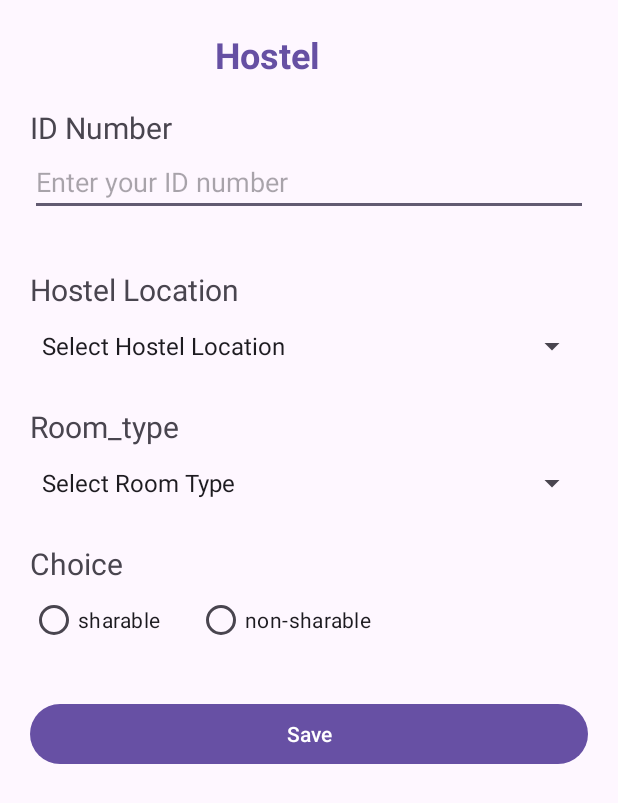
After one commit to ChrisTomno/APT3060_project, an Android app: the HostelActivity screen opened directly, with no data from a screen before it, on a phone screen of 412 x 824 dp. The commit adds this screen. Shown: the top 803 px of the screen. Run offline under Robolectric (Android 15) with nearby library versions, the phone set to English and light mode, and no system bars; our stand-ins replace Firebase (no records; nobody signed in at launch, a user with empty details on screens opened directly).

Commit message:
Initial commit

```diff
--- a/app/src/main/AndroidManifest.xml
+++ b/app/src/main/AndroidManifest.xml
@@ -14,6 +14,8 @@
         <activity
             android:name=".StudentRegistrationActivity"
             android:exported="false" />
+        <activity android:name=".HostelActivity"
+            android:exported="false"/>
         <activity
             android:name=".MainActivity"
             android:exported="true"
--- /dev/null
+++ b/app/src/main/java/com/example/classproject/Hostel.java
@@ -0,0 +1,37 @@
+package com.example.classproject;
+
+public class Hostel {
+
+    private String studentId;
+    private String hostelLocation;
+    private String roomType;
+    private boolean sharable;
+    private long timestamp;
+
+    // Required empty constructor for Firebase
+    public Hostel() { }
+
+    public Hostel(String studentId, String hostelLocation, String roomType,
+                  boolean sharable, long timestamp) {
+        this.studentId = studentId;
+        this.hostelLocation = hostelLocation;
+        this.roomType = roomType;
+        this.sharable = sharable;
+        this.timestamp = timestamp;
+    }
+
+    public String getStudentId() { return studentId; }
+    public void setStudentId(String studentId) { this.studentId = studentId; }
+
+    public String getHostelLocation() { return hostelLocation; }
+    public void setHostelLocation(String hostelLocation) { this.hostelLocation = hostelLocation; }
+
+    public String getRoomType() { return roomType; }
+    public void setRoomType(String roomType) { this.roomType = roomType; }
+
+    public boolean isSharable() { return sharable; }
+    public void setSharable(boolean sharable) { this.sharable = sharable; }
+
+    public long getTimestamp() { return timestamp; }
+    public void setTimestamp(long timestamp) { this.timestamp = timestamp; }
+}
--- /dev/null
+++ b/app/src/main/java/com/example/classproject/HostelActivity.java
@@ -0,0 +1,121 @@
+package com.example.classproject;
+
+import android.os.Bundle;
+import android.widget.ArrayAdapter;
+import android.widget.Button;
+import android.widget.EditText;
+import android.widget.RadioButton;
+import android.widget.RadioGroup;
+import android.widget.Spinner;
+import android.widget.TextView;
+import android.widget.Toast;
+
+import androidx.annotation.NonNull;
+import androidx.appcompat.app.AppCompatActivity;
+
+
+import com.google.firebase.firestore.FirebaseFirestore;
+
+import java.util.HashMap;
+import java.util.Map;
+
+public class HostelActivity extends AppCompatActivity {
+
+    EditText textIDNumber;
+    Spinner spinnerHostelLocation, spinnerRoomType;
+    RadioGroup radioSharable;
+    Button btnSave, btnNext;
+
+    FirebaseFirestore firestore;
+    private Object choice;
+
+
+    @Override
+    protected void onCreate(Bundle savedInstanceState) {
+        super.onCreate(savedInstanceState);
+        setContentView(R.layout.activity_hostel);
+
+
+        textIDNumber = findViewById(R.id.textIDNumber);
+        radioSharable= findViewById(R.id.radioSharable);
+        spinnerHostelLocation = findViewById(R.id.spinnerHostelLocation);
+        spinnerRoomType = findViewById(R.id.spinnerRoomType);
+        firestore =FirebaseFirestore.getInstance();
+        btnSave=findViewById(R.id.btnSaveHostel);
+
+        String[] hostellocation = {
+                "Select Hostel Location",
+                "On Campus",
+                "Off Campus",
+        };
+
+
+        String[] roomtype = {
+                "Select Room Type",
+                "Bedsitter",
+                "One-bedroom",
+                "Studio",
+        };
+
+
+        ArrayAdapter<String> hostellocationAdapter =
+                new ArrayAdapter<>(this,
+                        android.R.layout.simple_spinner_item, hostellocation);
+
+        hostellocationAdapter.setDropDownViewResource(
+                android.R.layout.simple_spinner_dropdown_item);
+
+        spinnerHostelLocation.setAdapter(hostellocationAdapter);
+
+        ArrayAdapter<String> roomtypeAdapter =
+                new ArrayAdapter<>(this,
+                        android.R.layout.simple_spinner_item, roomtype);
+
+        roomtypeAdapter.setDropDownViewResource(
+                android.R.layout.simple_spinner_dropdown_item);
+
+        spinnerRoomType.setAdapter(roomtypeAdapter);
+
+
+        btnSave.setOnClickListener(v -> {
+
+            String idNumber = textIDNumber.getText().toString().trim();
+
+
+            int selectedSharableId = radioSharable.getCheckedRadioButtonId();
+
+            RadioButton selectedRadioButton = findViewById(selectedSharableId);
+            String choice = selectedRadioButton.getText().toString();
+
+            String location = spinnerHostelLocation.getSelectedItem().toString();
+            String type = spinnerRoomType.getSelectedItem().toString();
+
+            Map<String, Object> student = new HashMap<>();
+
+            student.put("idNumber", idNumber);;
+            student.put("choice", choice);
+            student.put("hostel location", location);
+            student.put("roomtype", type);
+
+            btnSave.setEnabled(false);
+
+            firestore.collection("Hostel")
+                    .add(student)
+                    .addOnSuccessListener(documentReference -> {
+
+                        Toast.makeText(this,
+                                "Hostel details saved successfully!",
+                                Toast.LENGTH_LONG).show();
+                    })
+                    .addOnFailureListener(error -> {
+
+                        btnSave.setEnabled(true);
+
+                        Toast.makeText(this,
+                                "Saving failed: " + error.getMessage(),
+                                Toast.LENGTH_LONG).show();
+
+                    });
+        });
+    }
+}
--- a/app/src/main/java/com/example/classproject/MainActivity.java
+++ b/app/src/main/java/com/example/classproject/MainActivity.java
@@ -2,6 +2,7 @@ package com.example.classproject;
 
 import android.content.Intent;
 import android.os.Bundle;
+import android.view.View;
 import android.widget.Button;
 
 import androidx.appcompat.app.AppCompatActivity;
@@ -28,12 +29,13 @@ public class MainActivity extends AppCompatActivity {
 
 
         buttonRegistration.setOnClickListener(v -> {
-            Intent intent= new Intent (MainActivity.this, StudentRegistrationActivity.class);
+                    Intent intent = new Intent(MainActivity.this, StudentRegistrationActivity.class);
+                    startActivity(intent);
+                });
+
+        buttonHostel.setOnClickListener( view -> {
+             Intent intent= new Intent(MainActivity.this, HostelActivity.class);
             startActivity(intent);
+            });
 
-
-
-        });
-    };
-
-}
+}}
--- a/app/src/main/java/com/example/classproject/StudentRegistrationActivity.java
+++ b/app/src/main/java/com/example/classproject/StudentRegistrationActivity.java
@@ -105,7 +105,6 @@ public class StudentRegistrationActivity extends AppCompatActivity {
             student.put("gender", gender);
             student.put("course", course);
             student.put("department", department);
-            student.put("paymentStatus", "PENDING");
 
             buttonRegister.setEnabled(false);
 
--- /dev/null
+++ b/app/src/main/res/layout/activity_hostel.xml
@@ -0,0 +1,106 @@
+<?xml version="1.0" encoding="utf-8"?>
+<ScrollView xmlns:android="http://schemas.android.com/apk/res/android"
+    xmlns:app="http://schemas.android.com/apk/res-auto"
+    xmlns:tools="http://schemas.android.com/tools"
+    android:layout_width="match_parent"
+    android:layout_height="match_parent"
+    android:fillViewport="true"
+    android:id="@+id/main"
+    tools:context=".HostelActivity">
+
+    <LinearLayout
+        android:layout_width="match_parent"
+        android:layout_height="wrap_content"
+        android:orientation="vertical"
+        android:padding="20dp">
+
+        <TextView
+            android:layout_width="316dp"
+            android:layout_height="51dp"
+            android:text="Hostel"
+            android:textAlignment="center"
+            android:textColor="#6650A3"
+            android:textSize="24sp"
+            android:textStyle="bold" />
+
+
+        <TextView
+            android:layout_width="wrap_content"
+            android:layout_height="wrap_content"
+            android:text="ID Number"
+            android:textStyle="normal"
+            android:textSize="20sp"/>
+
+        <EditText
+            android:id="@+id/textIDNumber"
+            android:layout_width="match_parent"
+            android:layout_height="wrap_content"
+            android:hint="Enter your ID number"
+            android:inputType="number"
+            android:layout_marginBottom="15dp"/>
+
+        <TextView
+            android:layout_width="wrap_content"
+            android:layout_height="wrap_content"
+            android:layout_marginTop="20dp"
+            android:text="Hostel Location"
+            android:textStyle="normal"
+            android:textSize="20sp"/>
+
+        <Spinner
+            android:id="@+id/spinnerHostelLocation"
+            android:layout_width="match_parent"
+            android:layout_height="48dp" />
+
+
+        <TextView
+            android:layout_width="wrap_content"
+            android:layout_height="wrap_content"
+            android:layout_marginTop="16dp"
+            android:text="Room_type"
+            android:textStyle="normal"
+            android:textSize="20sp"/>
+
+        <Spinner
+            android:id="@+id/spinnerRoomType"
+            android:layout_width="match_parent"
+            android:layout_height="48dp" />
+
+
+        <TextView
+            android:layout_width="wrap_content"
+            android:layout_height="wrap_content"
+            android:layout_marginTop="16dp"
+            android:text="Choice"
+            android:textStyle="normal"
+            android:textSize="20sp"/>
+
+        <RadioGroup
+            android:id="@+id/radioSharable"
+            android:layout_width="match_parent"
+            android:layout_height="wrap_content"
+            android:orientation="horizontal">
+
+            <RadioButton
+                android:id="@+id/Sharable"
+                android:layout_width="wrap_content"
+                android:layout_height="wrap_content"
+                android:text="sharable" />
+
+            <RadioButton
+                android:id="@+id/NotSharable"
+                android:layout_width="wrap_content"
+                android:layout_height="wrap_content"
+                android:layout_marginStart="24dp"
+                android:text="non-sharable" />
+        </RadioGroup>
+
+        <Button
+            android:id="@+id/btnSaveHostel"
+            android:layout_width="match_parent"
+            android:layout_height="wrap_content"
+            android:layout_marginTop="28dp"
+            android:text="Save" />
+
+    </LinearLayout>
+</ScrollView>
```
